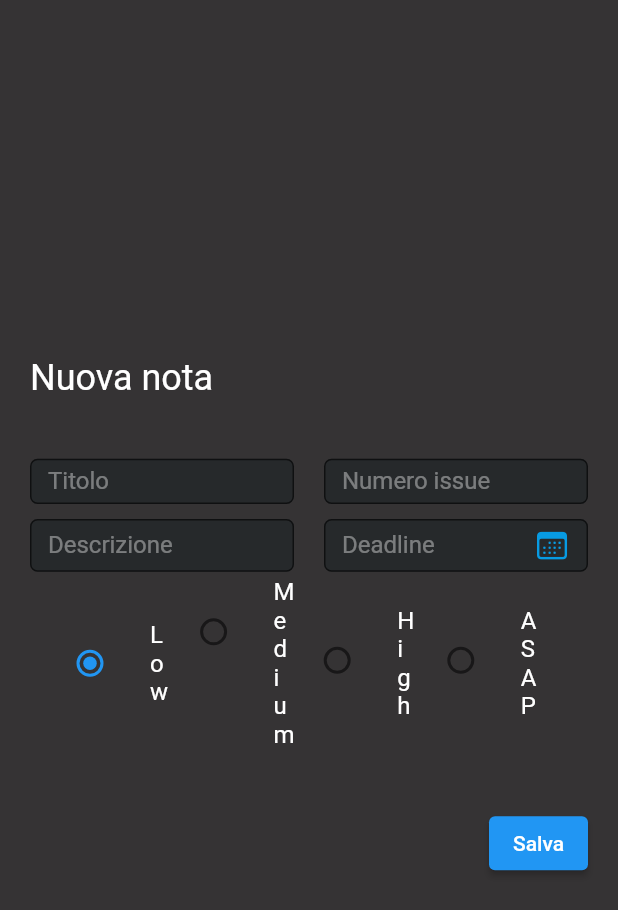
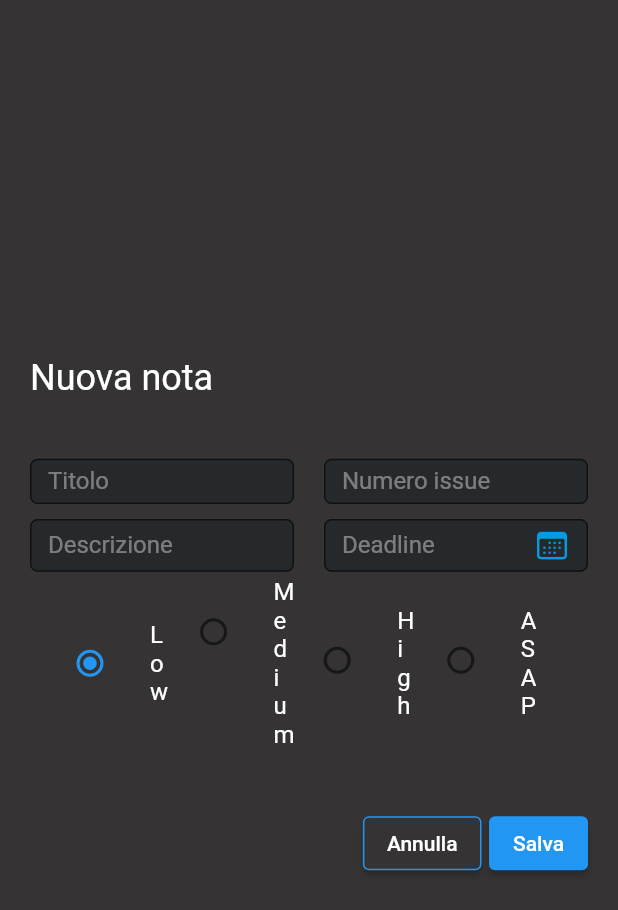
Before and after one commit to carloberd/ExaTask, a Flutter app: the NewNote screen opened by its route, on a phone screen of 412 x 824 dp. Shown: the top 910 px of the screen. Run offline on Flutter 3.47's test engine with Material 2 defaults, Android fonts, the phone set to English and light mode, and no system bars; our stand-ins replace motion_toast, sqflite, syncfusion_flutter_datepicker; accounts and stored records are empty.

Commit message:
Add cancel button

```diff
--- a/lib/pages/new_note.dart
+++ b/lib/pages/new_note.dart
@@ -383,6 +383,22 @@ class _NewNoteState extends State<NewNote> {
                 child: Row(
                   mainAxisAlignment: MainAxisAlignment.end,
                   children: [
+                    Padding(
+                      padding: const EdgeInsets.only(right: 5),
+                      child: ElevatedButton(
+                        style: ElevatedButton.styleFrom(
+                          primary: const Color(0xff353334),
+                          side: const BorderSide(
+                            width: 1.0,
+                            color: Colors.blue,
+                          ),
+                        ),
+                        onPressed: () {
+                          Navigator.pop(context, false);
+                        },
+                        child: const Text('Annulla'),
+                      ),
+                    ),
                     ElevatedButton(
                       onPressed: () async {
                         bool res = validateForm();
```
